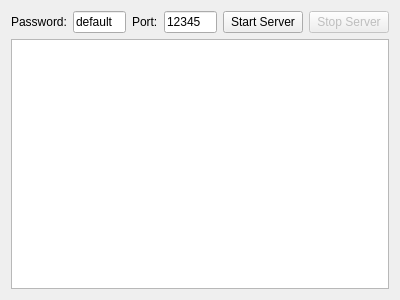
zdeljkic/vuzdar-chat, file VuzdarServer/application.ui: the form before one commit.
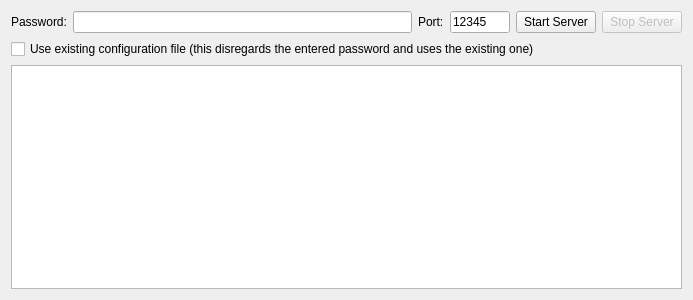
The form after the commit.

Commit message: implemented config saving and loading, general bug fixes

The edit to the form file:
```diff
--- a/VuzdarServer/application.ui
+++ b/VuzdarServer/application.ui
@@ -6,7 +6,7 @@
    <rect>
     <x>0</x>
     <y>0</y>
-    <width>400</width>
+    <width>693</width>
     <height>300</height>
    </rect>
   </property>
@@ -26,7 +26,10 @@
      <item>
       <widget class="QLineEdit" name="passwordText">
        <property name="text">
-        <string>default</string>
+        <string/>
+       </property>
+       <property name="echoMode">
+        <enum>QLineEdit::PasswordEchoOnEdit</enum>
        </property>
       </widget>
      </item>
@@ -42,6 +45,12 @@
        <property name="enabled">
         <bool>true</bool>
        </property>
+       <property name="maximumSize">
+        <size>
+         <width>60</width>
+         <height>16777215</height>
+        </size>
+       </property>
        <property name="text">
         <string>12345</string>
        </property>
@@ -66,6 +75,16 @@
      </item>
     </layout>
    </item>
+   <item>
+    <widget class="QCheckBox" name="useOldConfig">
+     <property name="text">
+      <string>Use existing configuration file (this disregards the entered password and uses the existing one)</string>
+     </property>
+     <property name="checked">
+      <bool>false</bool>
+     </property>
+    </widget>
+   </item>
    <item>
     <widget class="QPlainTextEdit" name="displayText">
      <property name="readOnly">
```
The commit also changes 6 other files.
